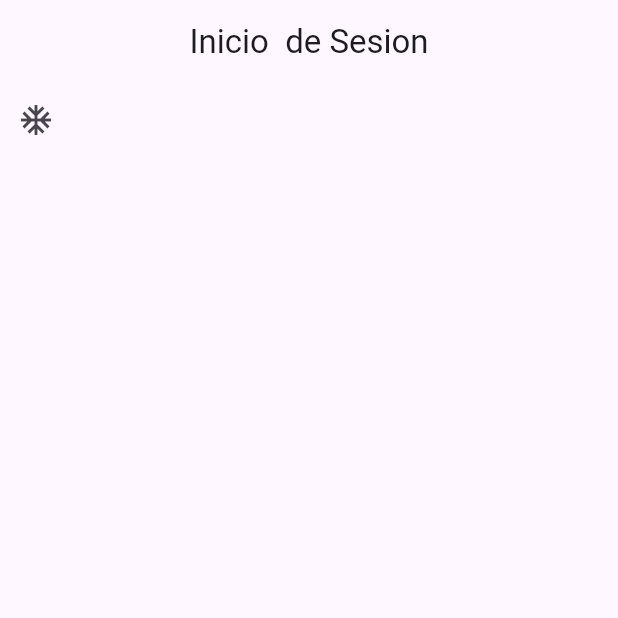
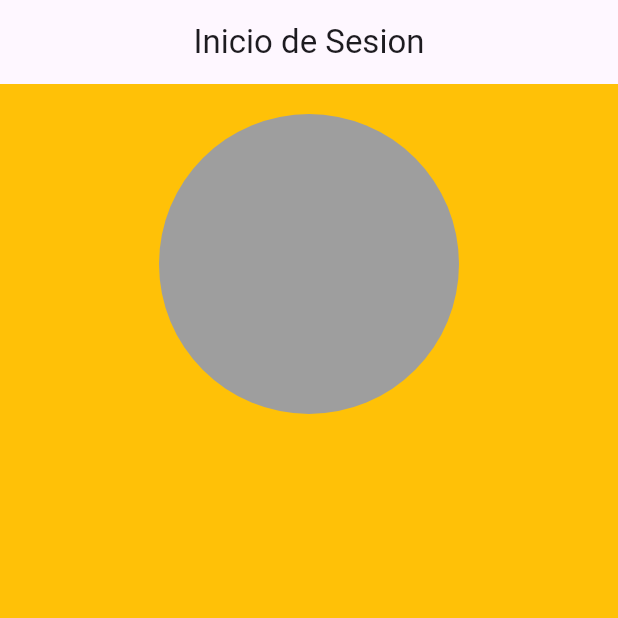
Before and after one commit to H4ShiS/ProyectoCIYED, a Flutter app: the screen it shows after launch, on a phone screen of 412 x 824 dp, the top half of it. Run offline on Flutter 3.47's test engine with Material 2 defaults, Android fonts, the phone set to English and light mode, and no system bars.

Commit message:
primer backgroud de la aplicacion

```diff
--- a/lib/login/login_seccion.dart
+++ /dev/null
@@ -1,32 +0,0 @@
-import 'package:flutter/material.dart';
-
-
-class loginUser  extends StatelessWidget {
-  const loginUser ({super.key});
-
-  @override
-  Widget build(BuildContext context) {
-    return Scaffold(
-      appBar: AppBar(
-        title: const Text("Inicio  de Sesion"),
-        centerTitle: true,
-      ),
-      body:  Container(
-
-      child: Row(
-        children: [
-          IconButton(onPressed: (){}, icon: const Icon(Icons.ac_unit_sharp)),
-
-          const SizedBox(width: 150,),
-
-
-
-        ],
-      ),
-
-
-      ),
-    );
-
-  }
-}
--- a/lib/main.dart
+++ b/lib/main.dart
@@ -1,5 +1,5 @@
 import 'package:app_ciyed/config/theme/app_theme.dart';
-import 'package:app_ciyed/login/login_seccion.dart';
+import 'package:app_ciyed/src/pages/login/login_seccion.dart';
 import 'package:flutter/material.dart';
 
 
--- /dev/null
+++ b/lib/src/pages/login/login_seccion.dart
@@ -0,0 +1,46 @@
+import 'package:app_ciyed/src/widgets/icon_contaliner.dart';
+import 'package:flutter/material.dart';
+
+class loginUser extends StatelessWidget {
+  const loginUser({super.key});
+
+  @override
+  Widget build(BuildContext context) {
+
+  // Personalizacion de la fuente de colores para el fondo
+  final colors = Theme.of(context).colorScheme;
+
+    return Scaffold(
+      appBar: AppBar(
+        title: const Text("Inicio de Sesion"),
+        centerTitle: true,
+      ),
+      // color de fondo de la aplicacion a desisicon de cada uno
+      backgroundColor: Colors.amber,
+
+      //cuerpo de la aplicacion para agregar los componentes
+      //se usaran lo que es el log de la escuela
+      //campos para rellenar lo que es el correo y contraseña
+      //tambien el boton para poder acceder al menu correspondiente
+      body: ListView(
+        padding: const EdgeInsets.symmetric(
+          horizontal: 10,
+          vertical: 20
+        ),
+        children: const [
+          Column(
+            mainAxisAlignment: MainAxisAlignment.center,
+            children: [
+              //circulo para agregar la imagen que no shace falta
+              CircleAvatar(
+                radius: 100.0,
+                //color de fono para la imagen
+                backgroundColor: Colors.grey,
+              ),
+            ],
+          )
+        ],
+      ),
+    );
+  }
+}
```
Also changed, not shown: lib/src/widgets/icon_contaliner.dart (added, +20 -0 lines), assets/images/logoc.jpeg (added).
